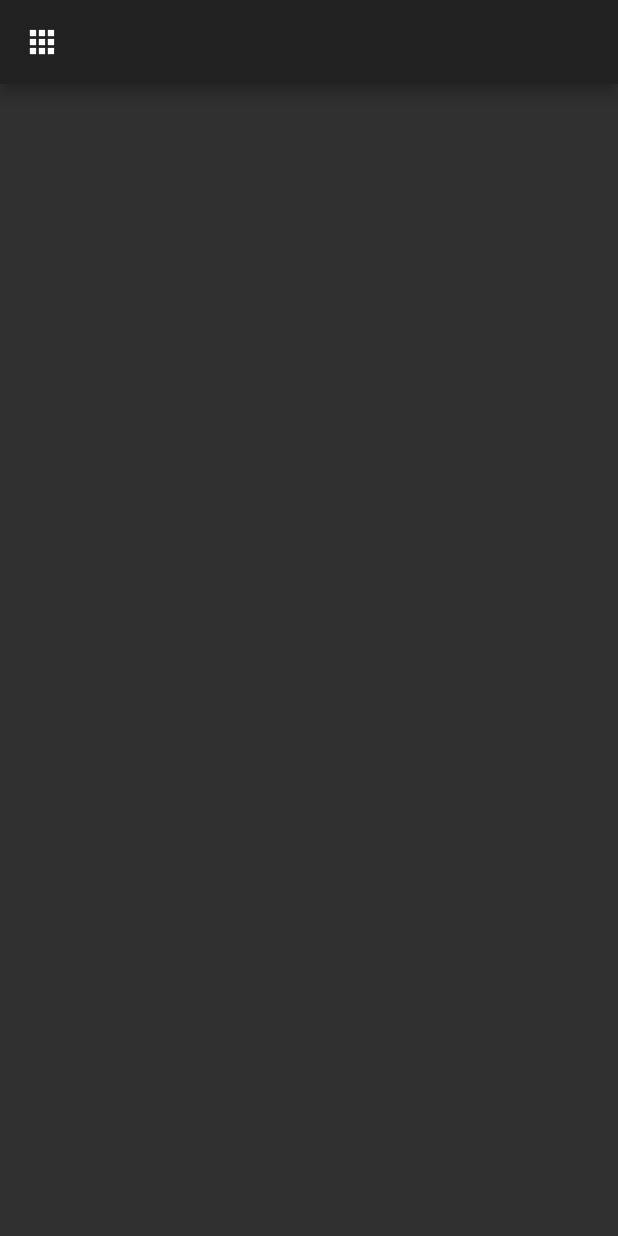
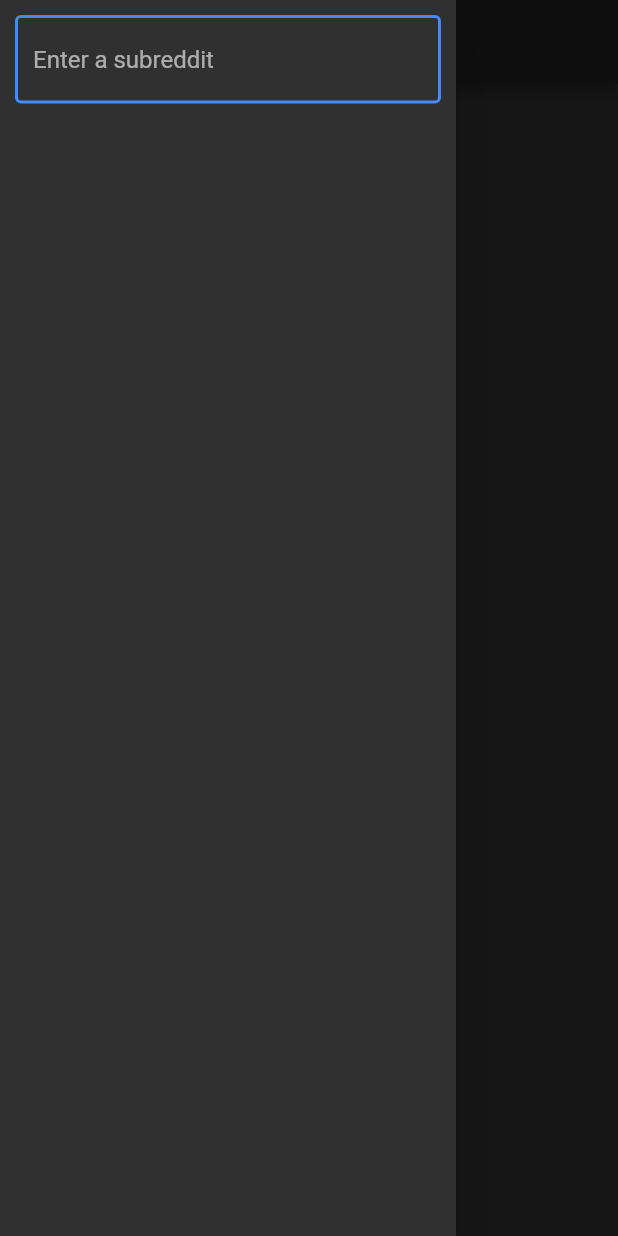
Before and after one commit to mzegar/Retter, a Flutter app: the screen it shows after launch, with the side drawer open (before the commit the screen has no drawer), on a phone screen of 412 x 824 dp. Run offline on Flutter 3.47's test engine with Material 2 defaults, Android fonts, the phone set to English and light mode, and no system bars; our stand-ins replace flutter_markdown, flutter_mobx, mobx; missing offline and left inert: draw, flutter_web_browser; generated files the repository leaves out were written again.

```diff
--- a/lib/src/main.dart
+++ b/lib/src/main.dart
@@ -18,6 +18,7 @@ Future<void> main() async {
 
   runApp(MaterialApp(
     title: 'Reddit app',
+    theme: ThemeData.dark(),
     home: MainPage(
       viewModel: MainPageViewModel(reddit: reddit, user: currentUser),
     ),
@@ -31,22 +32,53 @@ class MainPage extends StatelessWidget {
 
   @override
   Widget build(BuildContext context) {
-    return MaterialApp(
-      title: 'Reddit App',
-      theme: ThemeData.dark(),
-      home: Scaffold(
-        appBar: AppBar(
-          leading: IconButton(
-            icon: Icon(Icons.apps),
-            onPressed: () {},
-          ),
-          title: Text(viewModel.currentSubreddit != null
-              ? viewModel.currentSubreddit.displayName
-              : viewModel.defaultSubredditString),
+    return Scaffold(
+      drawer: _buildDrawer(context),
+      appBar: AppBar(
+        title: _buildTitle(),
+      ),
+      body: _buildListView(context),
+    );
+  }
+
+  Widget _buildDrawer(BuildContext context) {
+    return Observer(builder: (_) {
+      return Drawer(
+        child: ListView(
+          children: <Widget>[
+            Padding(
+              padding: EdgeInsets.all(10),
+              child: TextField(
+                onSubmitted: (String enteredText) {
+                  viewModel.changeToSubreddit(enteredText);
+                  Navigator.pop(context);
+                },
+                decoration: InputDecoration(
+                  focusedBorder: OutlineInputBorder(
+                    borderSide:
+                        BorderSide(color: Colors.blueAccent, width: 2.0),
+                  ),
+                  enabledBorder: OutlineInputBorder(
+                    borderSide:
+                        BorderSide(color: Colors.blueAccent, width: 2.0),
+                  ),
+                  hintText: 'Enter a subreddit',
+                ),
+              ),
+            ),
+            ListTile(),
+          ],
         ),
-        body: _buildListView(context),
-      ),
-    );
+      );
+    });
+  }
+
+  Widget _buildTitle() {
+    return Observer(builder: (_) {
+      return Text(viewModel.currentSubreddit != null
+          ? viewModel.currentSubreddit.displayName
+          : viewModel.defaultSubredditString);
+    });
   }
 
   Widget _buildListView(BuildContext context) {
@@ -85,7 +117,7 @@ class MainPage extends StatelessWidget {
                           if (submission.isSelf) {
                             viewModel.goToPostPage(context, submission);
                           } else {
-//                            launchURL(context, submission.url.toString());
+                            launchURL(submission.url.toString());
                           }
                         },
                         onLongPress: () {
--- a/pubspec.yaml
+++ b/pubspec.yaml
@@ -29,6 +29,8 @@ dependencies:
   build_runner: ^1.10.0
   flutter_mobx: ^1.1.0+1
   flutter_markdown: ^0.4.2
+  url_launcher: ^5.4.11
+  flutter_web_browser: "^0.11.0"
 
   # The following adds the Cupertino Icons font to your application.
   # Use with the CupertinoIcons class for iOS style icons.
```
Also changed, not shown: lib/src/common/LaunchURL.dart (+5 -22 lines), lib/src/mainpage_viewmodel.dart (+13 -0 lines), lib/src/postpage.dart (+3 -8 lines), pubspec.lock.
